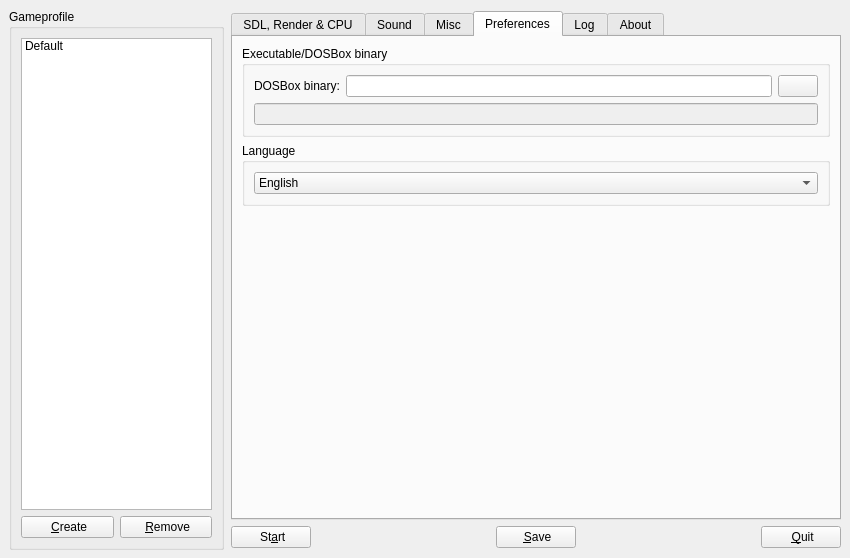
The window that ui/dboxfe.ui (LasDesu/DBoxFE) describes before a commit, drawn with Qt 5.
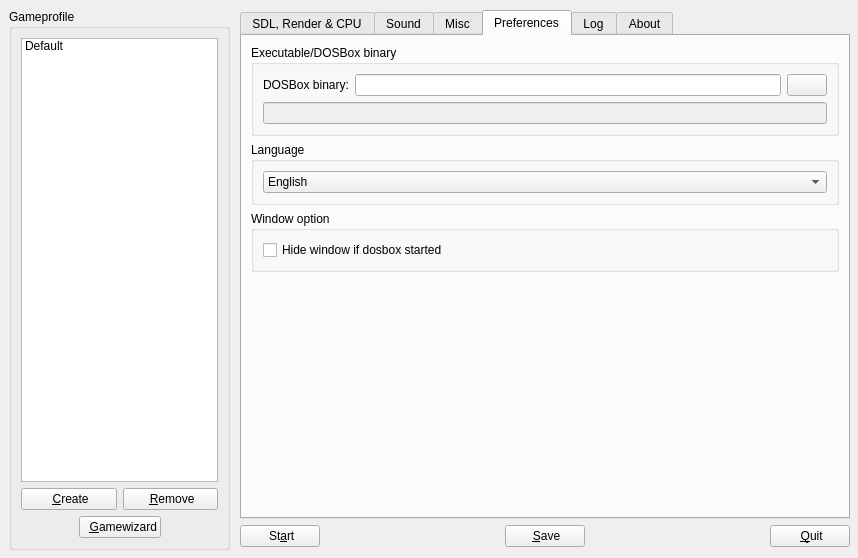
The same window after the commit. The open tabs and pages were chosen to show the change. Icons and pictures are not drawn.

Diff of the .ui file:
```diff
--- a/ui/dboxfe.ui
+++ b/ui/dboxfe.ui
@@ -8,19 +8,19 @@
    <rect>
     <x>0</x>
     <y>0</y>
-    <width>850</width>
+    <width>858</width>
     <height>558</height>
    </rect>
   </property>
   <property name="minimumSize" >
    <size>
-    <width>850</width>
+    <width>858</width>
     <height>558</height>
    </size>
   </property>
   <property name="maximumSize" >
    <size>
-    <width>850</width>
+    <width>858</width>
     <height>558</height>
    </size>
   </property>
@@ -42,99 +42,11 @@
   <property name="windowIcon" >
    <iconset resource="../res/dboxfe.qrc" >:/pics/images/default.png</iconset>
   </property>
-  <widget class="QGroupBox" name="gBoxProfile" >
-   <property name="geometry" >
-    <rect>
-     <x>9</x>
-     <y>9</y>
-     <width>215</width>
-     <height>541</height>
-    </rect>
-   </property>
-   <property name="title" >
-    <string>Gameprofile</string>
-   </property>
-   <layout class="QGridLayout" >
-    <property name="margin" >
-     <number>9</number>
-    </property>
-    <property name="spacing" >
-     <number>6</number>
-    </property>
-    <item row="0" column="0" >
-     <layout class="QVBoxLayout" >
-      <property name="margin" >
-       <number>0</number>
-      </property>
-      <property name="spacing" >
-       <number>6</number>
-      </property>
-      <item>
-       <widget class="QListWidget" name="lwProfile" >
-        <item>
-         <property name="text" >
-          <string>Default</string>
-         </property>
-        </item>
-       </widget>
-      </item>
-      <item>
-       <layout class="QHBoxLayout" >
-        <property name="margin" >
-         <number>0</number>
-        </property>
-        <property name="spacing" >
-         <number>6</number>
-        </property>
-        <item>
-         <widget class="QPushButton" name="btnCreateGP" >
-          <property name="toolTip" >
-           <string/>
-          </property>
-          <property name="whatsThis" >
-           <string/>
-          </property>
-          <property name="text" >
-           <string> &amp;Create</string>
-          </property>
-          <property name="icon" >
-           <iconset resource="../res/dboxfe.qrc" >:/pics/images/copy_16.png</iconset>
-          </property>
-          <property name="shortcut" >
-           <string>Alt+C</string>
-          </property>
-         </widget>
-        </item>
-        <item>
-         <widget class="QPushButton" name="btnRemoveGP" >
-          <property name="toolTip" >
-           <string/>
-          </property>
-          <property name="whatsThis" >
-           <string/>
-          </property>
-          <property name="text" >
-           <string> &amp;Remove</string>
-          </property>
-          <property name="icon" >
-           <iconset resource="../res/dboxfe.qrc" >:/pics/images/cut_16.png</iconset>
-          </property>
-          <property name="shortcut" >
-           <string>Alt+R</string>
-          </property>
-         </widget>
-        </item>
-       </layout>
-      </item>
-     </layout>
-    </item>
-   </layout>
-  </widget>
   <widget class="QWidget" name="layoutWidget" >
    <property name="geometry" >
     <rect>
-     <x>231</x>
-     <y>11</y>
+     <x>240</x>
+     <y>10</y>
      <width>610</width>
      <height>537</height>
     </rect>
@@ -3255,14 +3167,71 @@
          <number>6</number>
         </property>
         <item row="0" column="0" >
-         <layout class="QVBoxLayout" >
+         <layout class="QGridLayout" >
           <property name="margin" >
            <number>0</number>
           </property>
           <property name="spacing" >
            <number>6</number>
           </property>
-          <item>
+          <item row="1" column="0" >
+           <widget class="QGroupBox" name="gBoxLanguage" >
+            <property name="title" >
+             <string>Language</string>
+            </property>
+            <layout class="QGridLayout" >
+             <property name="margin" >
+              <number>9</number>
+             </property>
+             <property name="spacing" >
+              <number>6</number>
+             </property>
+             <item row="0" column="0" >
+              <widget class="QComboBox" name="cbxLanguage" >
+               <item>
+                <property name="text" >
+                 <string>English</string>
+                </property>
+                <property name="icon" >
+                 <iconset resource="../res/dboxfe.qrc" >:/pics/images/en.png</iconset>
+                </property>
+               </item>
+               <item>
+                <property name="text" >
+                 <string>German</string>
+                </property>
+                <property name="icon" >
+                 <iconset resource="../res/dboxfe.qrc" >:/pics/images/de.png</iconset>
+                </property>
+               </item>
+              </widget>
+             </item>
+            </layout>
+           </widget>
+          </item>
+          <item row="2" column="0" >
+           <widget class="QGroupBox" name="groupBox_4" >
+            <property name="title" >
+             <string>Window option</string>
+            </property>
+            <layout class="QGridLayout" >
+             <property name="margin" >
+              <number>9</number>
+             </property>
+             <property name="spacing" >
+              <number>6</number>
+             </property>
+             <item row="0" column="0" >
+              <widget class="QCheckBox" name="chkBoxWindowHide" >
+               <property name="text" >
+                <string>Hide window if dosbox started</string>
+               </property>
+              </widget>
+             </item>
+            </layout>
+           </widget>
+          </item>
+          <item row="0" column="0" >
            <widget class="QGroupBox" name="gBoxExecutable" >
             <property name="title" >
              <string>Executable/DOSBox binary</string>
@@ -3334,42 +3303,7 @@
             </layout>
            </widget>
           </item>
-          <item>
-           <widget class="QGroupBox" name="gBoxLanguage" >
-            <property name="title" >
-             <string>Language</string>
-            </property>
-            <layout class="QGridLayout" >
-             <property name="margin" >
-              <number>9</number>
-             </property>
-             <property name="spacing" >
-              <number>6</number>
-             </property>
-             <item row="0" column="0" >
-              <widget class="QComboBox" name="cbxLanguage" >
-               <item>
-                <property name="text" >
-                 <string>English</string>
-                </property>
-                <property name="icon" >
-                 <iconset resource="../res/dboxfe.qrc" >:/pics/images/en.png</iconset>
-                </property>
-               </item>
-               <item>
-                <property name="text" >
-                 <string>German</string>
-                </property>
-                <property name="icon" >
-                 <iconset resource="../res/dboxfe.qrc" >:/pics/images/de.png</iconset>
-                </property>
-               </item>
-              </widget>
-             </item>
-            </layout>
-           </widget>
-          </item>
-          <item>
+          <item row="3" column="0" >
            <spacer>
             <property name="orientation" >
              <enum>Qt::Vertical</enum>
@@ -3705,6 +3639,153 @@
     </item>
    </layout>
   </widget>
+  <widget class="QGroupBox" name="gBoxProfile" >
+   <property name="geometry" >
+    <rect>
+     <x>9</x>
+     <y>9</y>
+     <width>221</width>
+     <height>541</height>
+    </rect>
+   </property>
+   <property name="title" >
+    <string>Gameprofile</string>
+   </property>
+   <layout class="QGridLayout" >
+    <property name="margin" >
+     <number>9</number>
+    </property>
+    <property name="spacing" >
+     <number>6</number>
+    </property>
+    <item row="0" column="0" >
+     <layout class="QVBoxLayout" >
+      <property name="margin" >
+       <number>0</number>
+      </property>
+      <property name="spacing" >
+       <number>6</number>
+      </property>
+      <item>
+       <widget class="QListWidget" name="lwProfile" >
+        <item>
+         <property name="text" >
+          <string>Default</string>
+         </property>
+        </item>
+       </widget>
+      </item>
+      <item>
+       <layout class="QGridLayout" >
+        <property name="margin" >
+         <number>0</number>
+        </property>
+        <property name="spacing" >
+         <number>6</number>
+        </property>
+        <item row="1" column="0" >
+         <layout class="QHBoxLayout" >
+          <property name="margin" >
+           <number>0</number>
+          </property>
+          <property name="spacing" >
+           <number>6</number>
+          </property>
+          <item>
+           <spacer>
+            <property name="orientation" >
+             <enum>Qt::Horizontal</enum>
+            </property>
+            <property name="sizeHint" >
+             <size>
+              <width>40</width>
+              <height>20</height>
+             </size>
+            </property>
+           </spacer>
+          </item>
+          <item>
+           <widget class="QPushButton" name="btnWizard" >
+            <property name="layoutDirection" >
+             <enum>Qt::LeftToRight</enum>
+            </property>
+            <property name="text" >
+             <string>  &amp;Gamewizard</string>
+            </property>
+            <property name="icon" >
+             <iconset resource="../res/dboxfe.qrc" >:/pics/images/misc.png</iconset>
+            </property>
+           </widget>
+          </item>
+          <item>
+           <spacer>
+            <property name="orientation" >
+             <enum>Qt::Horizontal</enum>
+            </property>
+            <property name="sizeHint" >
+             <size>
+              <width>40</width>
+              <height>20</height>
+             </size>
+            </property>
+           </spacer>
+          </item>
+         </layout>
+        </item>
+        <item row="0" column="0" >
+         <layout class="QHBoxLayout" >
+          <property name="margin" >
+           <number>0</number>
+          </property>
+          <property name="spacing" >
+           <number>6</number>
+          </property>
+          <item>
+           <widget class="QPushButton" name="btnCreateGP" >
+            <property name="toolTip" >
+             <string/>
+            </property>
+            <property name="whatsThis" >
+             <string/>
+            </property>
+            <property name="text" >
+             <string> &amp;Create</string>
+            </property>
+            <property name="icon" >
+             <iconset resource="../res/dboxfe.qrc" >:/pics/images/copy_16.png</iconset>
+            </property>
+            <property name="shortcut" >
+             <string>Alt+C</string>
+            </property>
+           </widget>
+          </item>
+          <item>
+           <widget class="QPushButton" name="btnRemoveGP" >
+            <property name="toolTip" >
+             <string/>
+            </property>
+            <property name="whatsThis" >
+             <string/>
+            </property>
+            <property name="text" >
+             <string> &amp;Remove</string>
+            </property>
+            <property name="icon" >
+             <iconset resource="../res/dboxfe.qrc" >:/pics/images/cut_16.png</iconset>
+            </property>
+            <property name="shortcut" >
+             <string>Alt+R</string>
+            </property>
+           </widget>
+          </item>
+         </layout>
+        </item>
+       </layout>
+      </item>
+     </layout>
+    </item>
+   </layout>
+  </widget>
  </widget>
  <layoutdefault spacing="6" margin="11" />
  <pixmapfunction></pixmapfunction>
```
Left out of the diff: 10 changed lines with no effect on the pictures.
